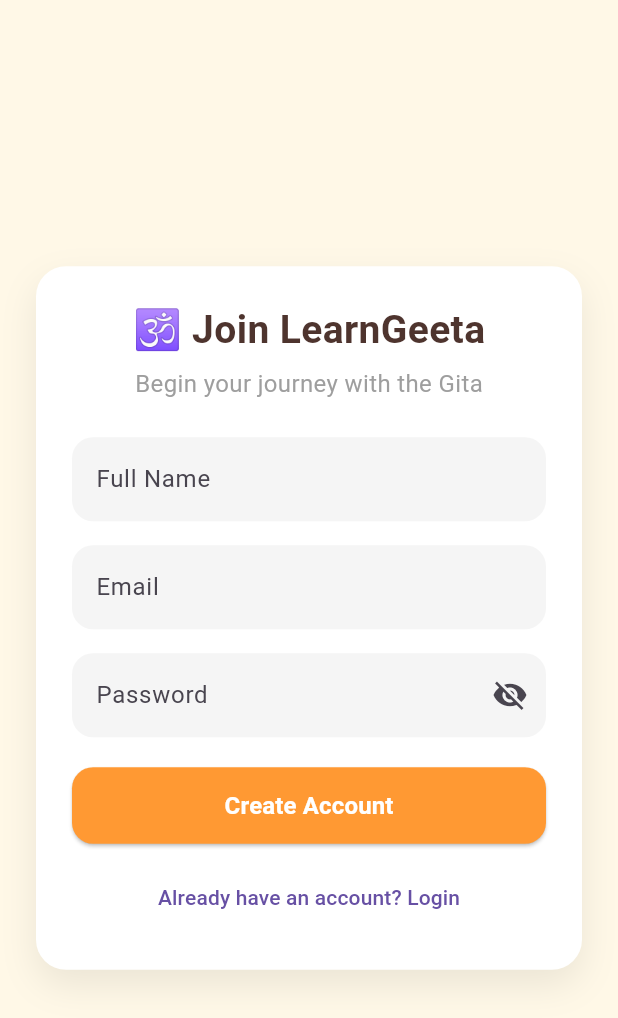
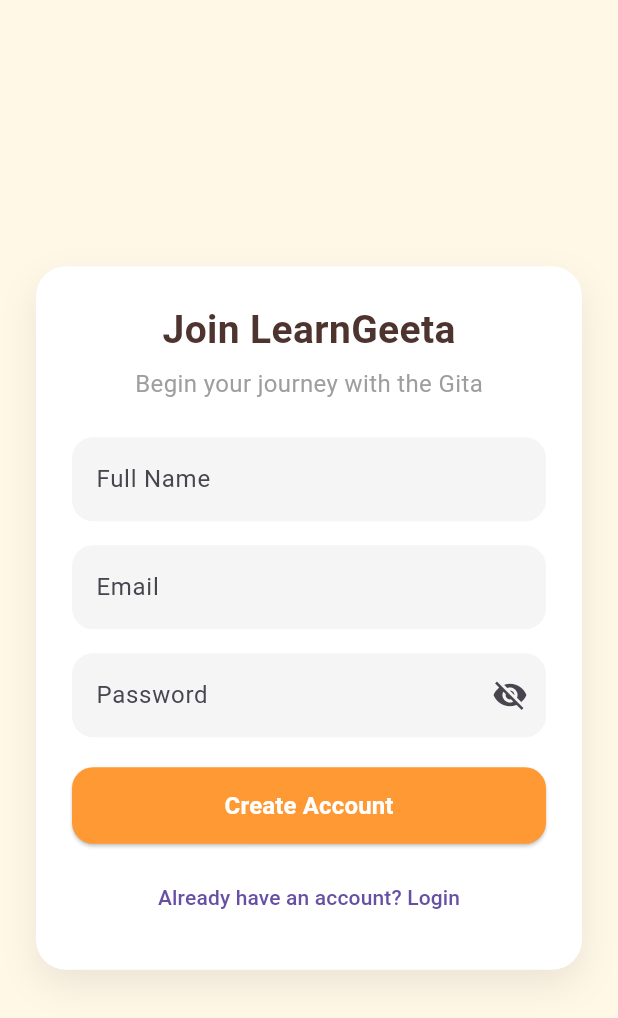
Before and after one commit to Tanvesh18/LearnGeeta, a Flutter app: the screen it shows after launch, after a tap on "Create an account", on a phone screen of 412 x 824 dp. Shown: the top 1018 px of the screen. Run offline on Flutter 3.47's test engine with Material 3 defaults, Android fonts, the phone set to English and light mode, and no system bars; our stand-ins replace confetti, flutter_dotenv, flutter_tts, google_fonts, shared_preferences, supabase_flutter; accounts and stored records are empty.

Commit message:
removed emojis

```diff
--- a/lib/auth/login_screen.dart
+++ b/lib/auth/login_screen.dart
@@ -61,7 +61,7 @@
               mainAxisSize: MainAxisSize.min,
               children: [
                 const Text(
-                  '🕉️ LearnGeeta',
+                  'LearnGeeta',
                   style: TextStyle(
                     fontSize: 26,
                     fontWeight: FontWeight.bold,
--- a/lib/auth/signup_screen.dart
+++ b/lib/auth/signup_screen.dart
@@ -63,7 +63,7 @@
               mainAxisSize: MainAxisSize.min,
               children: [
                 const Text(
-                  '🕉️ Join LearnGeeta',
+                  'Join LearnGeeta',
                   style: TextStyle(
                     fontSize: 26,
                     fontWeight: FontWeight.bold,
```
